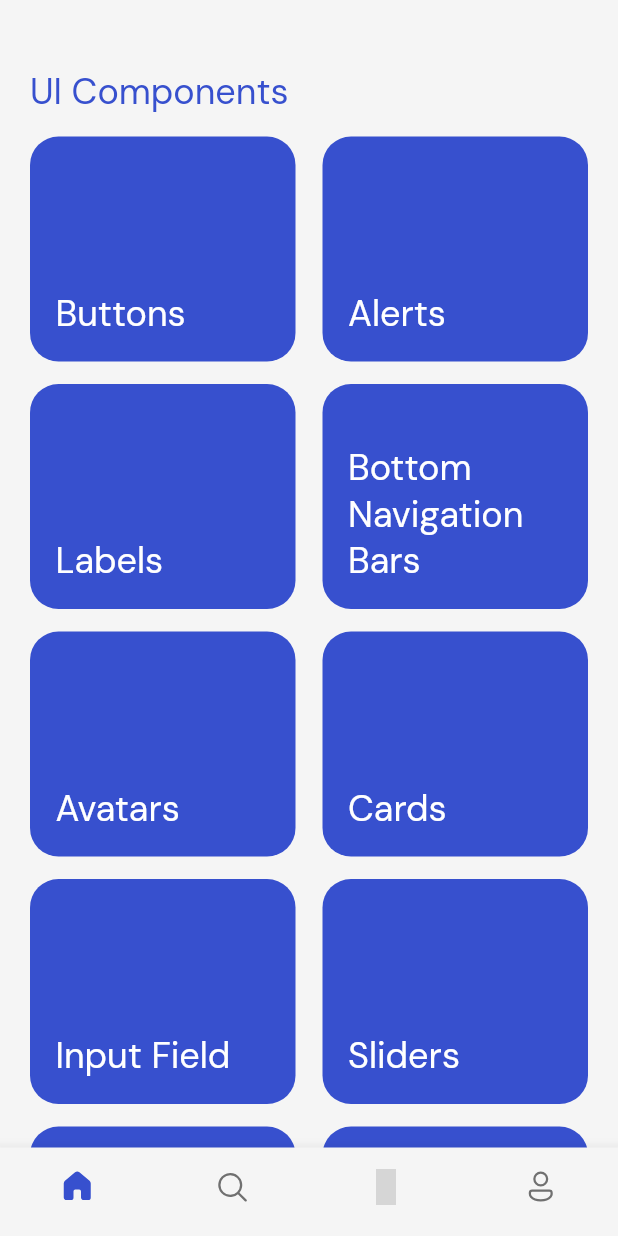
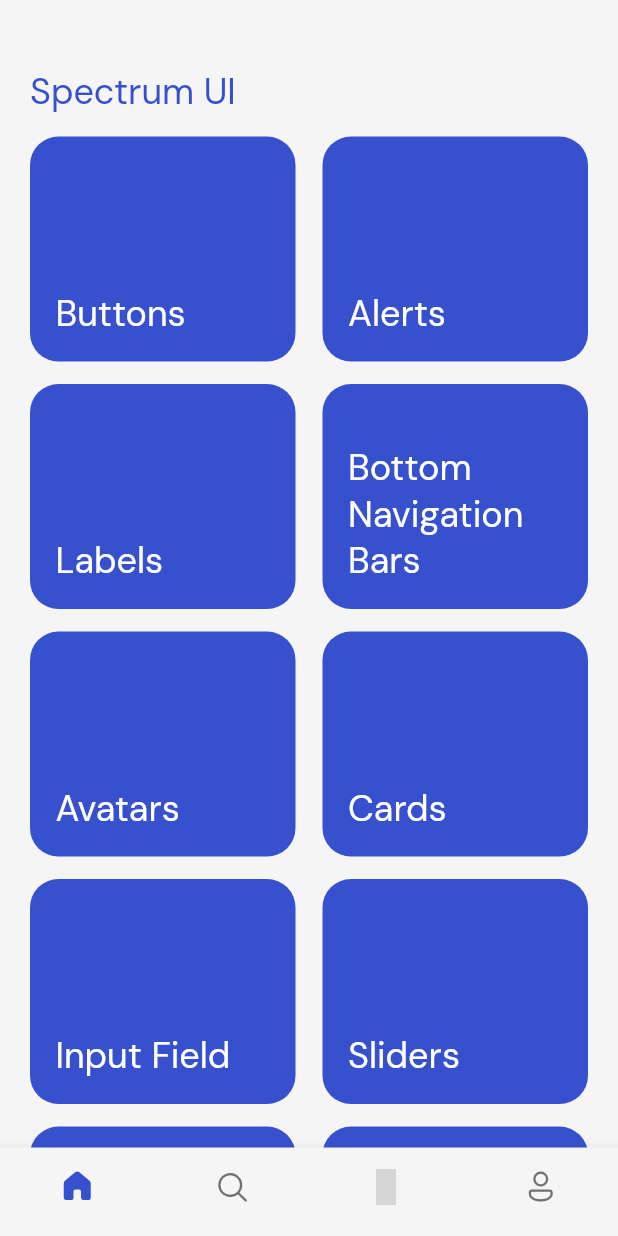
Before and after one commit to Clueless-Community/Spectrum-UI, a Flutter app: the screen it shows after launch, on a phone screen of 412 x 824 dp. Run offline on Flutter 3.47's test engine with Material 2 defaults, Android fonts, the phone set to English and light mode, and no system bars; our stand-ins replace fluentui_icons, google_fonts, syncfusion_flutter_sliders; missing offline and left inert: syncfusion_flutter_core; grey boxes are pictures that could not be loaded.

Commit message:
small changes

```diff
--- a/lib/main.dart
+++ b/lib/main.dart
@@ -13,7 +13,7 @@ class MyApp extends StatelessWidget {
   @override
   Widget build(BuildContext context) {
     return MaterialApp(
-      title: 'Flutter Demo',
+      title: 'Spectrum UI',
       debugShowCheckedModeBanner: false,
       themeMode: ThemeMode.system,
       darkTheme: MyTheme.darkTheme(context),
--- a/lib/screens/display.dart
+++ b/lib/screens/display.dart
@@ -7,9 +7,6 @@ class Display extends StatelessWidget {
   @override
   Widget build(BuildContext context) {
     return Scaffold(
-      appBar: AppBar(
-        title: const Text('Flutter UI Component'),
-      ),
       body: ListView.builder(
         itemCount: widgetCategoryData.length,
         itemBuilder: ((context, index) {
@@ -18,10 +15,12 @@ class Display extends StatelessWidget {
             child: InkWell(
               onTap: () {
                 Navigator.push(
-                    context,
-                    MaterialPageRoute(
-                        builder: (context) =>
-                            widgetCategoryData[index]['categoryScreen']));
+                  context,
+                  MaterialPageRoute(
+                    builder: (context) =>
+                        widgetCategoryData[index]['categoryScreen'],
+                  ),
+                );
               },
               child: Container(
                 height: 50,
@@ -32,9 +31,10 @@ class Display extends StatelessWidget {
                   child: Text(
                     widgetCategoryData[index]['categoryName'] as String,
                     style: const TextStyle(
-                        fontSize: 18,
-                        fontWeight: FontWeight.w700,
-                        color: Colors.black87),
+                      fontSize: 18,
+                      fontWeight: FontWeight.w700,
+                      color: Colors.black87,
+                    ),
                   ),
                 ),
               ),
--- a/lib/screens/main_app_widgets/home_page.dart
+++ b/lib/screens/main_app_widgets/home_page.dart
@@ -23,7 +23,7 @@ class _HomeState extends State<Home> {
             mainAxisAlignment: MainAxisAlignment.spaceBetween,
             children: [
               Text(
-                'UI Components',
+                'Spectrum UI',
                 style: TextStyle(
                     color: Theme.of(context).brightness == Brightness.dark
                         ? Colors.white
@@ -36,7 +36,10 @@ class _HomeState extends State<Home> {
               const SizedBox(
                 height: 15,
               ),
-              const StagList()
+              const StagList(),
+              const SizedBox(
+                height: 15,
+              )
             ],
           ),
         ),
--- a/lib/screens/splash_screen.dart
+++ b/lib/screens/splash_screen.dart
@@ -26,7 +26,7 @@ class _SplashScreenState extends State<SplashScreen> {
                 height: size.height * 0.55,
               ),
               Text(
-                'Flutter UI Components',
+                'Spectrum UI',
                 style: TextStyle(
                     color: Colors.white,
                     fontFamily: GoogleFonts.dmSans(
--- a/lib/ui_components/segmented_controls/segmented_controls.dart
+++ b/lib/ui_components/segmented_controls/segmented_controls.dart
@@ -76,6 +76,7 @@ class RadioChips extends StatefulWidget {
       this.initialPosition = -1});
 
   @override
+  // ignore: library_private_types_in_public_api
   _RadioChipsState createState() => _RadioChipsState();
 }
 
@@ -159,6 +160,7 @@ class RectangularSelections extends StatefulWidget {
       this.initialPosition = -1});
 
   @override
+  // ignore: library_private_types_in_public_api
   _RectangularSelectionsState createState() => _RectangularSelectionsState();
 }
 
--- a/lib/ui_components/sliders/all_sliders/slider5.dart
+++ b/lib/ui_components/sliders/all_sliders/slider5.dart
@@ -1,5 +1,6 @@
 import 'package:flutter/material.dart';
 import 'package:syncfusion_flutter_sliders/sliders.dart';
+// ignore: depend_on_referenced_packages
 import 'package:syncfusion_flutter_core/theme.dart';
 
 class Slider5 extends StatefulWidget {
```
Also changed, not shown: lib/ui_components/sliders/all_sliders/slider6.dart (+6 -1 lines).
